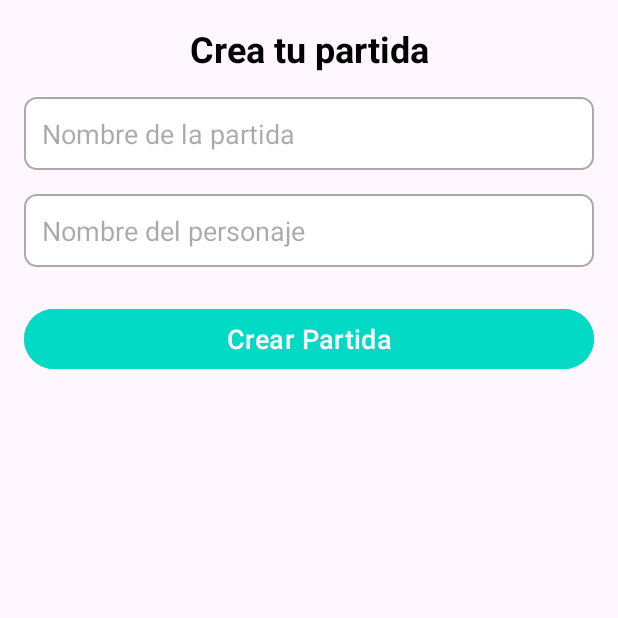
After one commit to Jackknife95/PAD_24-25, an Android app: the GameCreatorActivity screen opened directly, with no data from a screen before it, on a phone screen of 412 x 824 dp, the top half of it. The commit adds this screen. Run offline under Robolectric (Android 15) with nearby library versions, the phone set to English and light mode, and no system bars; Roboto replaces fonts that are not available here.

Commit message:
Se crean partidas y se añaden solas a la lista sin hacerlo manualmente

```diff
--- a/app/src/main/AndroidManifest.xml
+++ b/app/src/main/AndroidManifest.xml
@@ -101,6 +101,8 @@
         <activity android:name=".WeaponCreatorActivity" />
         <activity android:name=".DiceRollActivity" />
         <activity android:name=".DiceRegisterActivity" />
+        <activity android:name=".GameCreatorActivity" />
+
 
         <meta-data
             android:name="preloaded_fonts"
--- /dev/null
+++ b/app/src/main/java/es/ucm/fdi/proyecto/dicesanddragons/GameCreatorActivity.java
@@ -0,0 +1,52 @@
+package es.ucm.fdi.proyecto.dicesanddragons;
+
+import android.os.Bundle;
+import android.view.View;
+import android.widget.Button;
+import android.widget.EditText;
+import android.widget.Toast;
+import androidx.appcompat.app.AppCompatActivity;
+
+import es.ucm.fdi.proyecto.dicesanddragons.SavedGame.SessionManager;
+import es.ucm.fdi.proyecto.dicesanddragons.SavedGame.SavedGame;
+
+public class GameCreatorActivity extends AppCompatActivity {
+
+    private EditText gameNameEditText, characterNameEditText;
+    private Button confirmGameButton;
+
+    @Override
+    protected void onCreate(Bundle savedInstanceState) {
+        super.onCreate(savedInstanceState);
+        setContentView(R.layout.game_creator_activity);
+
+        // Inicializamos las vistas
+        gameNameEditText = findViewById(R.id.gameNameEditText);
+        characterNameEditText = findViewById(R.id.characterNameEditText);
+        confirmGameButton = findViewById(R.id.confirmGameButton);
+
+        confirmGameButton.setOnClickListener(new View.OnClickListener() {
+            @Override
+            public void onClick(View v) {
+                String gameName = gameNameEditText.getText().toString().trim();
+                String characterName = characterNameEditText.getText().toString().trim();
+
+                if (gameName.isEmpty() || characterName.isEmpty()) {
+                    Toast.makeText(GameCreatorActivity.this, "Por favor, ingresa un nombre para la partida y el personaje", Toast.LENGTH_SHORT).show();
+                } else {
+                    // Crear nueva partida
+                    SavedGame newGame = new SavedGame(gameName, characterName);
+
+                    // Guardar la partida en el SessionManager
+                    SessionManager.getInstance().setCurrentSession(newGame);
+
+                    // Mostrar mensaje de éxito
+                    Toast.makeText(GameCreatorActivity.this, "Partida creada: " + gameName, Toast.LENGTH_SHORT).show();
+
+                    // Finalizar la actividad y regresar a la anterior
+                    finish();
+                }
+            }
+        });
+    }
+}
--- /dev/null
+++ b/app/src/main/res/drawable/rounded_edittext.xml
@@ -0,0 +1,5 @@
+<shape xmlns:android="http://schemas.android.com/apk/res/android">
+    <solid android:color="@android:color/white" />
+    <corners android:radius="8dp" />
+    <stroke android:width="1dp" android:color="@android:color/darker_gray" />
+</shape>
--- /dev/null
+++ b/app/src/main/res/layout/game_creator_activity.xml
@@ -0,0 +1,65 @@
+<?xml version="1.0" encoding="utf-8"?>
+<androidx.constraintlayout.widget.ConstraintLayout
+    xmlns:android="http://schemas.android.com/apk/res/android"
+    xmlns:app="http://schemas.android.com/apk/res-auto"
+    android:layout_width="match_parent"
+    android:layout_height="match_parent"
+    android:padding="16dp">
+
+    <!-- Título -->
+    <TextView
+        android:id="@+id/gameCreatorTitle"
+        android:layout_width="wrap_content"
+        android:layout_height="wrap_content"
+        android:text="Crea tu partida"
+        android:textSize="24sp"
+        android:textStyle="bold"
+        android:layout_marginBottom="16dp"
+        android:textColor="@android:color/black"
+        app:layout_constraintTop_toTopOf="parent"
+        app:layout_constraintStart_toStartOf="parent"
+        app:layout_constraintEnd_toEndOf="parent" />
+
+    <!-- Campo de texto para el nombre de la partida -->
+    <EditText
+        android:id="@+id/gameNameEditText"
+        android:layout_width="0dp"
+        android:layout_height="wrap_content"
+        android:hint="Nombre de la partida"
+        android:inputType="text"
+        android:padding="12dp"
+        android:background="@drawable/rounded_edittext"
+        app:layout_constraintTop_toBottomOf="@id/gameCreatorTitle"
+        app:layout_constraintStart_toStartOf="parent"
+        app:layout_constraintEnd_toEndOf="parent"
+        android:layout_marginTop="16dp" /> <!-- Cambio aquí -->
+
+    <!-- Campo de texto para el nombre del personaje -->
+    <EditText
+        android:id="@+id/characterNameEditText"
+        android:layout_width="0dp"
+        android:layout_height="wrap_content"
+        android:hint="Nombre del personaje"
+        android:inputType="text"
+        android:padding="12dp"
+        android:background="@drawable/rounded_edittext"
+        app:layout_constraintTop_toBottomOf="@id/gameNameEditText"
+        app:layout_constraintStart_toStartOf="parent"
+        app:layout_constraintEnd_toEndOf="parent"
+        android:layout_marginTop="16dp" /> <!-- Cambio aquí -->
+
+    <!-- Botón para confirmar -->
+    <Button
+        android:id="@+id/confirmGameButton"
+        android:layout_width="0dp"
+        android:layout_height="wrap_content"
+        android:text="Crear Partida"
+        android:textSize="18sp"
+        android:backgroundTint="@color/teal_200"
+        android:textColor="@android:color/white"
+        android:layout_marginTop="24dp"
+        app:layout_constraintTop_toBottomOf="@id/characterNameEditText"
+        app:layout_constraintStart_toStartOf="parent"
+        app:layout_constraintEnd_toEndOf="parent" />
+
+</androidx.constraintlayout.widget.ConstraintLayout>
--- a/app/src/main/res/layout/game_session_activity.xml
+++ b/app/src/main/res/layout/game_session_activity.xml
@@ -18,7 +18,7 @@
         android:layout_marginTop="16dp"/>
 
     <Button
-        android:id="@+id/button"
+        android:id="@+id/creator"
         android:layout_width="wrap_content"
         android:layout_height="wrap_content"
         android:layout_marginTop="28dp"
@@ -35,7 +35,7 @@
         app:layout_constraintBottom_toBottomOf="parent"
         app:layout_constraintEnd_toEndOf="parent"
         app:layout_constraintStart_toStartOf="parent"
-        app:layout_constraintTop_toBottomOf="@+id/button"
+        app:layout_constraintTop_toBottomOf="@+id/creator"
         app:layout_constraintVertical_bias="0.151"
         tools:listitem="@layout/game_session_saved_game_card" />
 
--- a/app/src/main/res/values/colors.xml
+++ b/app/src/main/res/values/colors.xml
@@ -18,4 +18,5 @@
     <color name="black">#000000</color>
     <color name="purple_500">#6200EE</color>
     <color name="purple_700">#3700B3</color>
+    <color name="teal_200">#03DAC5</color>
 </resources>
```
Also changed, not shown: app/src/main/java/es/ucm/fdi/proyecto/dicesanddragons/GameSessionActivity.java (+20 -15 lines).
